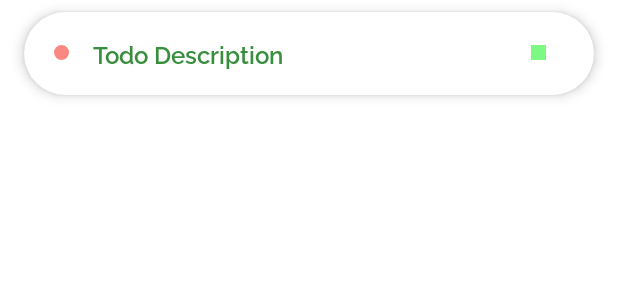
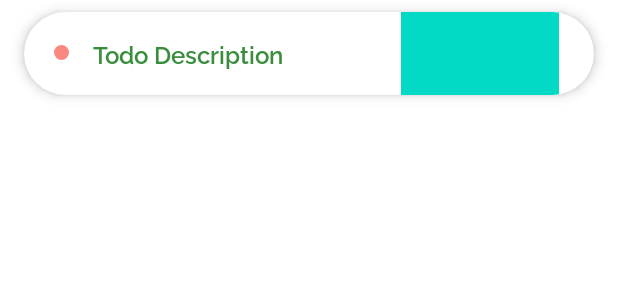
Before and after one commit to akshaykumar04/todo-app, an Android app: the layout item_todo_list.xml on its own in the app's theme, with its tools: preview values and no code run, on a phone screen of 412 x 824 dp. Shown: the top 300 px of the screen. Run offline under Robolectric (Android 15) with nearby library versions, the phone set to English and light mode, and no system bars.

Commit message:
Check in Per List

```diff
--- a/app/src/main/res/drawable/unchecked.xml
+++ b/app/src/main/res/drawable/unchecked.xml
@@ -10,6 +10,6 @@
         android:endColor="#ffffffff"
         android:angle="270" />
     <size
-        android:width="20dp"
-        android:height="20dp" />
+        android:width="15dp"
+        android:height="15dp" />
 </shape>
--- a/app/src/main/res/layout/item_todo_list.xml
+++ b/app/src/main/res/layout/item_todo_list.xml
@@ -46,18 +46,39 @@
                 app:layout_constraintEnd_toEndOf="parent"
                 app:layout_constraintTop_toTopOf="parent"
                 app:layout_constraintVertical_bias="0.478"
-                android:visibility="gone"/>
+                android:visibility="gone"
+                />
 
             <TextView
                 android:layout_width="10dp"
                 android:layout_height="10dp"
                 android:layout_marginEnd="32dp"
                 android:layout_marginRight="32dp"
-                android:background="@drawable/check_per_item"
+                android:background="@drawable/custom_checkbox"
                 app:layout_constraintBottom_toBottomOf="parent"
                 app:layout_constraintEnd_toEndOf="parent"
                 app:layout_constraintTop_toTopOf="parent"
-                app:layout_constraintVertical_bias="0.488" />
+                app:layout_constraintVertical_bias="0.488"
+                android:visibility="gone"/>
+
+            <CheckBox
+                android:checked="true"
+                android:id="@+id/checkb"
+                android:layout_width="wrap_content"
+                android:layout_height="wrap_content"
+                android:layout_marginEnd="28dp"
+                android:layout_marginRight="28dp"
+                android:layout_alignParentEnd="true"
+                android:layout_alignParentRight="true"
+                android:layout_centerVertical="true"
+                android:button="@drawable/custom_checkbox"
+                android:scaleX="1.1"
+                android:scaleY="1.1"
+                app:layout_constraintBottom_toBottomOf="parent"
+                app:layout_constraintEnd_toEndOf="parent"
+                app:layout_constraintTop_toTopOf="parent"
+                app:layout_constraintVertical_bias="0.478"
+               />
 
             <TextView
                 android:id="@+id/tv_todo_desc"
```
Also changed, not shown: app/src/main/res/drawable/checked.xml (+14 -14 lines), app/src/main/res/layout/activity_add_or_edit_task.xml (+16 -0 lines).
